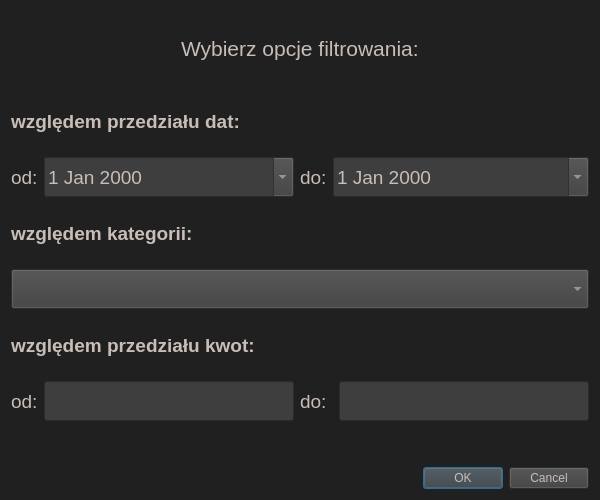
First picture: the form in ui/filter_dialog.ui, repository zuzmej/Wydatkoinator, before the edit.
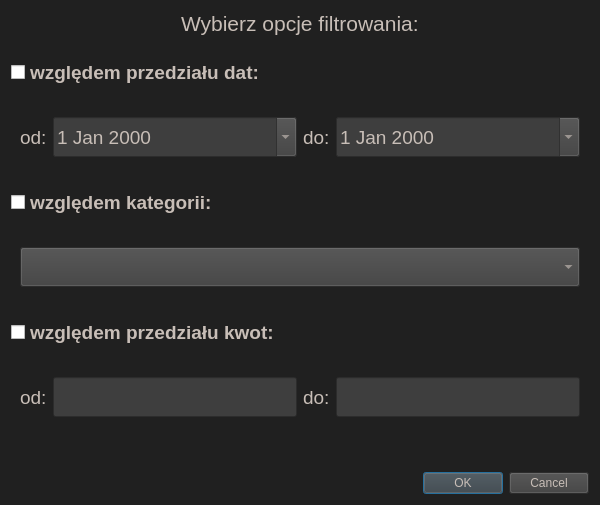
Second picture: the form after the edit.

Commit message: poprawienie okna dialogowego - wprowadzenie checkboxow i odpowiednie ustawianie widocznosci widgetow; oprogramowanie zatwierdzania i wpisywania do klasy filters

What changed in the file:
```diff
--- a/ui/filter_dialog.ui
+++ b/ui/filter_dialog.ui
@@ -18,6 +18,8 @@
 
 QLabel { color: #c8beb7 }
 
+ QCheckBox { color: #c8beb7 }
+
 QLineEdit { 
 	color: #c8beb7;
 	background-color: #3e3e3e
@@ -45,231 +47,8 @@
 }</string>
   </property>
   <layout class="QGridLayout" name="gridLayout">
-   <item row="0" column="0" colspan="5" alignment="Qt::AlignHCenter">
-    <widget class="QLabel" name="label">
-     <property name="font">
-      <font>
-       <pointsize>16</pointsize>
-      </font>
-     </property>
-     <property name="text">
-      <string>Wybierz opcje filtrowania:</string>
-     </property>
-    </widget>
-   </item>
-   <item row="6" column="1">
-    <widget class="QLineEdit" name="amount_min">
-     <property name="minimumSize">
-      <size>
-       <width>0</width>
-       <height>40</height>
-      </size>
-     </property>
-     <property name="font">
-      <font>
-       <pointsize>14</pointsize>
-      </font>
-     </property>
-    </widget>
-   </item>
-   <item row="2" column="0">
-    <widget class="QLabel" name="label_3">
-     <property name="font">
-      <font>
-       <pointsize>14</pointsize>
-      </font>
-     </property>
-     <property name="text">
-      <string>od:</string>
-     </property>
-    </widget>
-   </item>
-   <item row="3" column="0" colspan="4">
-    <widget class="QLabel" name="label_5">
-     <property name="sizePolicy">
-      <sizepolicy hsizetype="Preferred" vsizetype="Fixed">
-       <horstretch>0</horstretch>
-       <verstretch>0</verstretch>
-      </sizepolicy>
-     </property>
-     <property name="minimumSize">
-      <size>
-       <width>0</width>
-       <height>60</height>
-      </size>
-     </property>
-     <property name="font">
-      <font>
-       <pointsize>14</pointsize>
-       <weight>75</weight>
-       <bold>true</bold>
-      </font>
-     </property>
-     <property name="text">
-      <string>względem kategorii:</string>
-     </property>
-    </widget>
-   </item>
-   <item row="2" column="1">
-    <widget class="QDateEdit" name="date_from">
-     <property name="minimumSize">
-      <size>
-       <width>0</width>
-       <height>40</height>
-      </size>
-     </property>
-     <property name="font">
-      <font>
-       <pointsize>14</pointsize>
-      </font>
-     </property>
-     <property name="styleSheet">
-      <string notr="true">QCalendarWidget QWidget { background-color: #c8beb7; }	/* calosc */ 
-
-QCalendarWidget QWidget { alternate-background-color: #c8beb7; } /* naglowek z nazwami dni */
-
-QCalendarWidget QToolButton { color: black; }	/* najwyzszy naglowek - czcionka*/</string>
-     </property>
-     <property name="calendarPopup">
-      <bool>true</bool>
-     </property>
-    </widget>
-   </item>
-   <item row="6" column="2">
-    <widget class="QLabel" name="label_8">
-     <property name="font">
-      <font>
-       <pointsize>14</pointsize>
-      </font>
-     </property>
-     <property name="text">
-      <string>do:</string>
-     </property>
-    </widget>
-   </item>
-   <item row="6" column="4">
-    <widget class="QLineEdit" name="amount_max">
-     <property name="minimumSize">
-      <size>
-       <width>0</width>
-       <height>40</height>
-      </size>
-     </property>
-     <property name="font">
-      <font>
-       <pointsize>14</pointsize>
-      </font>
-     </property>
-    </widget>
-   </item>
-   <item row="5" column="0" colspan="5">
-    <widget class="QLabel" name="label_6">
-     <property name="sizePolicy">
-      <sizepolicy hsizetype="Preferred" vsizetype="Fixed">
-       <horstretch>0</horstretch>
-       <verstretch>0</verstretch>
-      </sizepolicy>
-     </property>
-     <property name="minimumSize">
-      <size>
-       <width>0</width>
-       <height>60</height>
-      </size>
-     </property>
-     <property name="font">
-      <font>
-       <pointsize>14</pointsize>
-       <weight>75</weight>
-       <bold>true</bold>
-      </font>
-     </property>
-     <property name="text">
-      <string>względem przedziału kwot:</string>
-     </property>
-    </widget>
-   </item>
-   <item row="6" column="0">
-    <widget class="QLabel" name="label_7">
-     <property name="font">
-      <font>
-       <pointsize>14</pointsize>
-      </font>
-     </property>
-     <property name="text">
-      <string>od:</string>
-     </property>
-    </widget>
-   </item>
-   <item row="2" column="3" colspan="2">
-    <widget class="QDateEdit" name="date_to">
-     <property name="minimumSize">
-      <size>
-       <width>0</width>
-       <height>40</height>
-      </size>
-     </property>
-     <property name="font">
-      <font>
-       <pointsize>14</pointsize>
-      </font>
-     </property>
-     <property name="styleSheet">
-      <string notr="true">QCalendarWidget QWidget { background-color: #c8beb7; }	/* calosc */ 
-
-QCalendarWidget QWidget { alternate-background-color: #c8beb7; } /* naglowek z nazwami dni */
-
-QCalendarWidget QToolButton { color: black; }	/* najwyzszy naglowek - czcionka*/</string>
-     </property>
-     <property name="calendarPopup">
-      <bool>true</bool>
-     </property>
-    </widget>
-   </item>
-   <item row="2" column="2">
-    <widget class="QLabel" name="label_4">
-     <property name="font">
-      <font>
-       <pointsize>14</pointsize>
-      </font>
-     </property>
-     <property name="text">
-      <string>do:</string>
-     </property>
-    </widget>
-   </item>
-   <item row="4" column="0" colspan="5">
-    <widget class="QComboBox" name="category_combobox">
-     <property name="minimumSize">
-      <size>
-       <width>0</width>
-       <height>40</height>
-      </size>
-     </property>
-     <property name="font">
-      <font>
-       <pointsize>14</pointsize>
-      </font>
-     </property>
-    </widget>
-   </item>
-   <item row="9" column="4">
-    <widget class="QDialogButtonBox" name="buttonBox">
-     <property name="sizePolicy">
-      <sizepolicy hsizetype="Expanding" vsizetype="Fixed">
-       <horstretch>0</horstretch>
-       <verstretch>0</verstretch>
-      </sizepolicy>
-     </property>
-     <property name="orientation">
-      <enum>Qt::Horizontal</enum>
-     </property>
-     <property name="standardButtons">
-      <set>QDialogButtonBox::Cancel|QDialogButtonBox::Ok</set>
-     </property>
-    </widget>
-   </item>
    <item row="1" column="0" colspan="2">
-    <widget class="QLabel" name="label_2">
+    <widget class="QCheckBox" name="dates_checkbox">
      <property name="sizePolicy">
       <sizepolicy hsizetype="Preferred" vsizetype="Fixed">
        <horstretch>0</horstretch>
@@ -294,7 +73,7 @@
      </property>
     </widget>
    </item>
-   <item row="7" column="3" colspan="2">
+   <item row="9" column="2" colspan="2">
     <spacer name="verticalSpacer">
      <property name="orientation">
       <enum>Qt::Vertical</enum>
@@ -310,6 +89,283 @@
      </property>
     </spacer>
    </item>
+   <item row="2" column="0" colspan="4">
+    <widget class="QWidget" name="dates_widget" native="true">
+     <property name="sizePolicy">
+      <sizepolicy hsizetype="Expanding" vsizetype="Expanding">
+       <horstretch>0</horstretch>
+       <verstretch>0</verstretch>
+      </sizepolicy>
+     </property>
+     <layout class="QHBoxLayout" name="horizontalLayout">
+      <item>
+       <widget class="QLabel" name="label_3">
+        <property name="sizePolicy">
+         <sizepolicy hsizetype="Fixed" vsizetype="Preferred">
+          <horstretch>0</horstretch>
+          <verstretch>0</verstretch>
+         </sizepolicy>
+        </property>
+        <property name="minimumSize">
+         <size>
+          <width>10</width>
+          <height>0</height>
+         </size>
+        </property>
+        <property name="font">
+         <font>
+          <pointsize>14</pointsize>
+         </font>
+        </property>
+        <property name="text">
+         <string>od:</string>
+        </property>
+       </widget>
+      </item>
+      <item>
+       <widget class="QDateEdit" name="date_from">
+        <property name="minimumSize">
+         <size>
+          <width>0</width>
+          <height>40</height>
+         </size>
+        </property>
+        <property name="font">
+         <font>
+          <pointsize>14</pointsize>
+         </font>
+        </property>
+        <property name="styleSheet">
+         <string notr="true">QCalendarWidget QWidget { background-color: #c8beb7; }	/* calosc */ 
+
+QCalendarWidget QWidget { alternate-background-color: #c8beb7; } /* naglowek z nazwami dni */
+
+QCalendarWidget QToolButton { color: black; }	/* najwyzszy naglowek - czcionka*/</string>
+        </property>
+        <property name="calendarPopup">
+         <bool>true</bool>
+        </property>
+       </widget>
+      </item>
+      <item>
+       <widget class="QLabel" name="label_4">
+        <property name="sizePolicy">
+         <sizepolicy hsizetype="Fixed" vsizetype="Preferred">
+          <horstretch>0</horstretch>
+          <verstretch>0</verstretch>
+         </sizepolicy>
+        </property>
+        <property name="font">
+         <font>
+          <pointsize>14</pointsize>
+         </font>
+        </property>
+        <property name="text">
+         <string>do:</string>
+        </property>
+       </widget>
+      </item>
+      <item>
+       <widget class="QDateEdit" name="date_to">
+        <property name="minimumSize">
+         <size>
+          <width>0</width>
+          <height>40</height>
+         </size>
+        </property>
+        <property name="font">
+         <font>
+          <pointsize>14</pointsize>
+         </font>
+        </property>
+        <property name="styleSheet">
+         <string notr="true">QCalendarWidget QWidget { background-color: #c8beb7; }	/* calosc */ 
+
+QCalendarWidget QWidget { alternate-background-color: #c8beb7; } /* naglowek z nazwami dni */
+
+QCalendarWidget QToolButton { color: black; }	/* najwyzszy naglowek - czcionka*/</string>
+        </property>
+        <property name="calendarPopup">
+         <bool>true</bool>
+        </property>
+       </widget>
+      </item>
+     </layout>
+    </widget>
+   </item>
+   <item row="6" column="0" colspan="2">
+    <widget class="QCheckBox" name="amount_checkbox">
+     <property name="sizePolicy">
+      <sizepolicy hsizetype="Preferred" vsizetype="Fixed">
+       <horstretch>0</horstretch>
+       <verstretch>0</verstretch>
+      </sizepolicy>
+     </property>
+     <property name="minimumSize">
+      <size>
+       <width>0</width>
+       <height>60</height>
+      </size>
+     </property>
+     <property name="font">
+      <font>
+       <pointsize>14</pointsize>
+       <weight>75</weight>
+       <bold>true</bold>
+      </font>
+     </property>
+     <property name="text">
+      <string>względem przedziału kwot:</string>
+     </property>
+    </widget>
+   </item>
+   <item row="11" column="3">
+    <widget class="QDialogButtonBox" name="buttonBox">
+     <property name="sizePolicy">
+      <sizepolicy hsizetype="Expanding" vsizetype="Fixed">
+       <horstretch>0</horstretch>
+       <verstretch>0</verstretch>
+      </sizepolicy>
+     </property>
+     <property name="orientation">
+      <enum>Qt::Horizontal</enum>
+     </property>
+     <property name="standardButtons">
+      <set>QDialogButtonBox::Cancel|QDialogButtonBox::Ok</set>
+     </property>
+    </widget>
+   </item>
+   <item row="4" column="0" colspan="2">
+    <widget class="QCheckBox" name="categories_checkbox">
+     <property name="sizePolicy">
+      <sizepolicy hsizetype="Preferred" vsizetype="Fixed">
+       <horstretch>0</horstretch>
+       <verstretch>0</verstretch>
+      </sizepolicy>
+     </property>
+     <property name="minimumSize">
+      <size>
+       <width>0</width>
+       <height>60</height>
+      </size>
+     </property>
+     <property name="font">
+      <font>
+       <pointsize>14</pointsize>
+       <weight>75</weight>
+       <bold>true</bold>
+      </font>
+     </property>
+     <property name="text">
+      <string>względem kategorii:</string>
+     </property>
+    </widget>
+   </item>
+   <item row="0" column="0" colspan="4" alignment="Qt::AlignHCenter">
+    <widget class="QLabel" name="label">
+     <property name="font">
+      <font>
+       <pointsize>16</pointsize>
+      </font>
+     </property>
+     <property name="text">
+      <string>Wybierz opcje filtrowania:</string>
+     </property>
+    </widget>
+   </item>
+   <item row="5" column="0" colspan="4">
+    <widget class="QWidget" name="category_widget" native="true">
+     <property name="sizePolicy">
+      <sizepolicy hsizetype="Expanding" vsizetype="Expanding">
+       <horstretch>0</horstretch>
+       <verstretch>0</verstretch>
+      </sizepolicy>
+     </property>
+     <layout class="QVBoxLayout" name="verticalLayout">
+      <item>
+       <widget class="QComboBox" name="category_combobox">
+        <property name="minimumSize">
+         <size>
+          <width>0</width>
+          <height>40</height>
+         </size>
+        </property>
+        <property name="font">
+         <font>
+          <pointsize>14</pointsize>
+         </font>
+        </property>
+       </widget>
+      </item>
+     </layout>
+    </widget>
+   </item>
+   <item row="8" column="0" colspan="4">
+    <widget class="QWidget" name="amount_widget" native="true">
+     <property name="sizePolicy">
+      <sizepolicy hsizetype="Expanding" vsizetype="Expanding">
+       <horstretch>0</horstretch>
+       <verstretch>0</verstretch>
+      </sizepolicy>
+     </property>
+     <layout class="QHBoxLayout" name="horizontalLayout_2">
+      <item>
+       <widget class="QLabel" name="label_7">
+        <property name="font">
+         <font>
+          <pointsize>14</pointsize>
+         </font>
+        </property>
+        <property name="text">
+         <string>od:</string>
+        </property>
+       </widget>
+      </item>
+      <item>
+       <widget class="QLineEdit" name="amount_min">
+        <property name="minimumSize">
+         <size>
+          <width>0</width>
+          <height>40</height>
+         </size>
+        </property>
+        <property name="font">
+         <font>
+          <pointsize>14</pointsize>
+         </font>
+        </property>
+       </widget>
+      </item>
+      <item>
+       <widget class="QLabel" name="label_8">
+        <property name="font">
+         <font>
+          <pointsize>14</pointsize>
+         </font>
+        </property>
+        <property name="text">
+         <string>do:</string>
+        </property>
+       </widget>
+      </item>
+      <item>
+       <widget class="QLineEdit" name="amount_max">
+        <property name="minimumSize">
+         <size>
+          <width>0</width>
+          <height>40</height>
+         </size>
+        </property>
+        <property name="font">
+         <font>
+          <pointsize>14</pointsize>
+         </font>
+        </property>
+       </widget>
+      </item>
+     </layout>
+    </widget>
+   </item>
   </layout>
  </widget>
  <resources/>
```
The commit also changes 2 other files.
